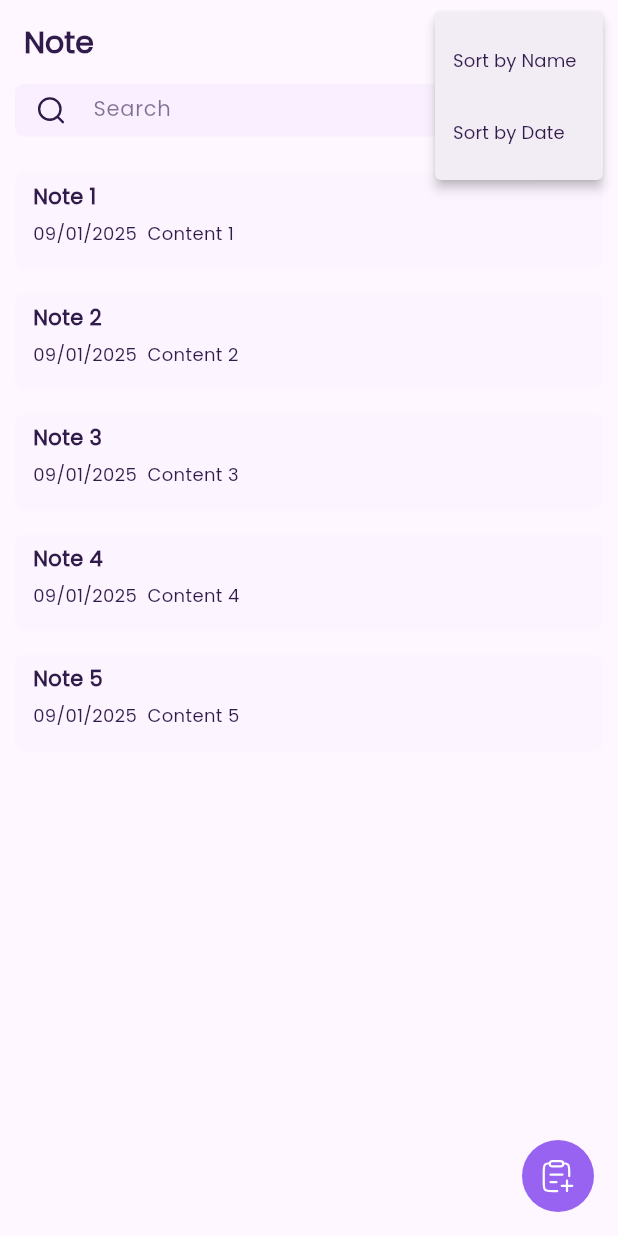
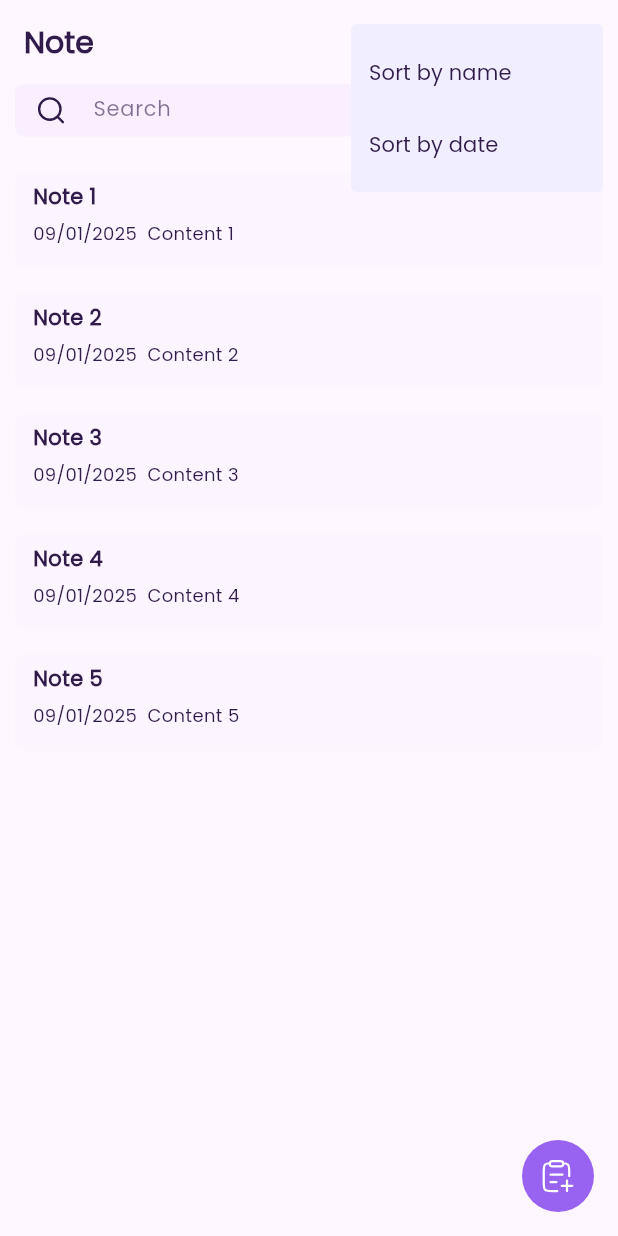
Before and after one commit to SingHuyLeang/flutter-12-1-v1, a Flutter app: the screen it shows after launch, after a tap on an icon or button, on a phone screen of 412 x 824 dp. Run offline on Flutter 3.47's test engine with Material 3 defaults, Android fonts, the phone set to English and light mode, and no system bars; drawn by our look-alikes of flutter_slidable; our stand-ins replace flutter_svg, get.

Commit message:
9 Jan, 2025

```diff
--- a/lib/ui/screens/home_screen.dart
+++ b/lib/ui/screens/home_screen.dart
@@ -11,7 +11,6 @@ import 'package:note_app/ui/screens/form_screen.dart';
 import 'package:note_app/ui/typography/typographies.dart';
 import 'package:note_app/utils/devices/device_utility.dart';
 import 'package:note_app/utils/formatters/date_time_formatter.dart';
-import 'package:popover/popover.dart';
 
 class HomeScreen extends StatelessWidget {
   HomeScreen({super.key});
@@ -33,25 +32,30 @@ class HomeScreen extends StatelessWidget {
           actions: [
             Padding(
               padding: const EdgeInsets.symmetric(horizontal: 10.0),
-              child: PopupMenuButton<String>(
-                icon: SvgPicture.asset('assets/icons/menu-two-line.svg'),
-                onSelected: (value) => log(value),
+              child: PopupMenuButton<int>(
+                padding: const EdgeInsets.symmetric(
+                  horizontal: 12,
+                  vertical: 2,
+                ),
+                elevation: 0,
+                color: AppColors.light,
                 itemBuilder: (context) => [
                   PopupMenuItem(
-                    value: "Sort By Name",
+                    value: 0,
                     child: Text(
-                      "Sort by Name",
-                      style: typographies.label(fontWeight: FontWeight.w500),
+                      "Sort by name",
+                      style: typographies.paragraph(),
                     ),
                   ),
                   PopupMenuItem(
-                    value: "Sort By Date",
+                    value: 1,
                     child: Text(
-                      "Sort by Date",
-                      style: typographies.label(fontWeight: FontWeight.w500),
+                      "Sort by date",
+                      style: typographies.paragraph(),
                     ),
                   ),
                 ],
+                child: SvgPicture.asset('assets/icons/menu-two-line.svg'),
               ),
             ),
           ],
--- a/pubspec.yaml
+++ b/pubspec.yaml
@@ -39,7 +39,6 @@ dependencies:
   flutter_svg: ^2.0.10+1
   intl: ^0.20.0
   flutter_slidable: ^3.1.2
-  popover: ^0.3.0+1
 
 dev_dependencies:
   flutter_test:
```
Also changed, not shown: pubspec.lock.
